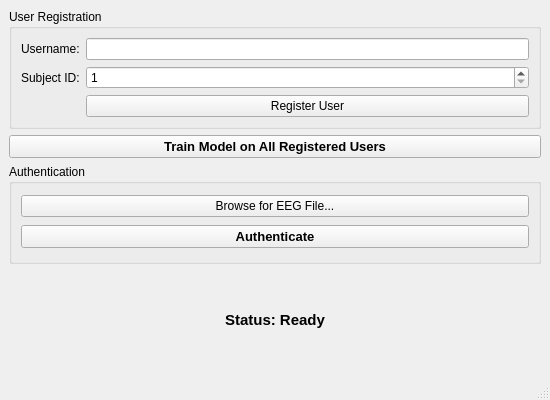
Qt form main_window.ui (SachinKukkar/EEG_Project_Final_Year_DEMO) before a commit.
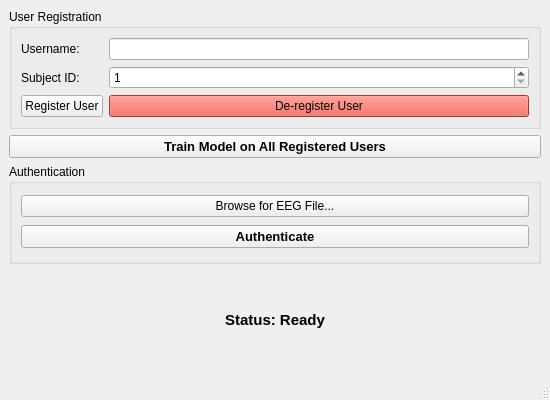
The same form after that commit.

Commit message: Final improvements: Enhanced de-registration UI, fixed logging issues, added user info display and success notifications

Diff of the .ui file:
```diff
--- a/main_window.ui
+++ b/main_window.ui
@@ -48,13 +48,24 @@
          </property>
         </widget>
        </item>
-       <item row="2" column="1">
+       <item row="2" column="0">
         <widget class="QPushButton" name="RegisterButton">
          <property name="text">
           <string>Register User</string>
          </property>
         </widget>
        </item>
+       <item row="2" column="1">
+        <widget class="QPushButton" name="DeregisterButton">
+         <property name="text">
+          <string>De-register User</string>
+         </property>
+         <property name="styleSheet">
+          <string>QPushButton { background-color: #e74c3c; }
+QPushButton:hover { background-color: #c0392b; }</string>
+         </property>
+        </widget>
+       </item>
       </layout>
      </widget>
     </item>
```
The commit also changes 11 other files.
